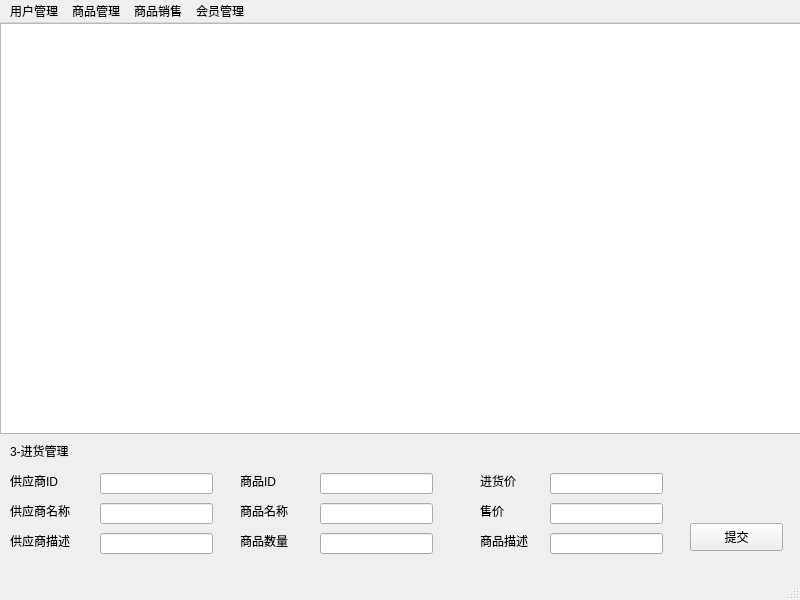
Qt form ShopManagementSystem/mainpage.ui (ZashJie/MarketManagementSystem) before a commit.
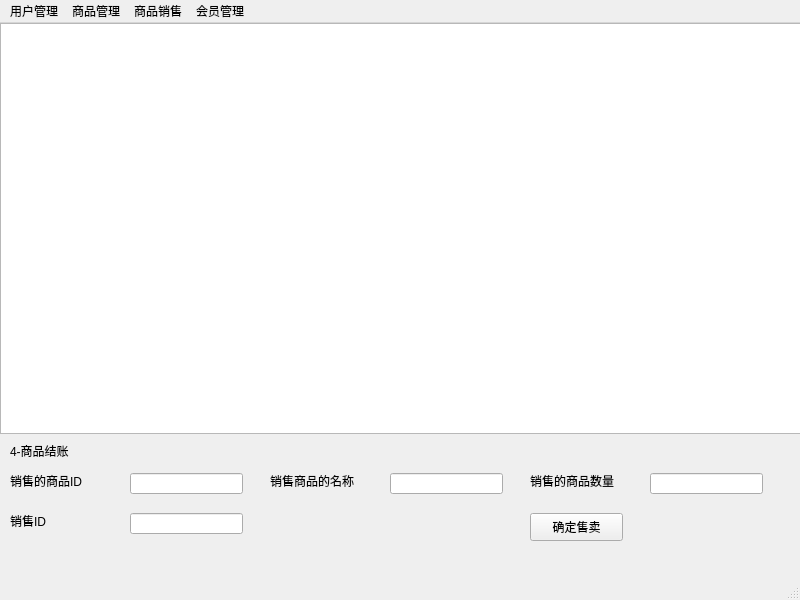
The same form after that commit.

What changed in the file:
```diff
--- a/ShopManagementSystem/mainpage.ui
+++ b/ShopManagementSystem/mainpage.ui
@@ -24,7 +24,7 @@
      </rect>
     </property>
     <property name="currentIndex">
-     <number>3</number>
+     <number>4</number>
     </property>
     <widget class="QWidget" name="page"/>
     <widget class="QWidget" name="page_2">
@@ -492,6 +492,126 @@
       </property>
      </widget>
     </widget>
+    <widget class="QWidget" name="page_5">
+     <widget class="QLabel" name="label_21">
+      <property name="geometry">
+       <rect>
+        <x>10</x>
+        <y>10</y>
+        <width>81</width>
+        <height>16</height>
+       </rect>
+      </property>
+      <property name="text">
+       <string>4-商品结账</string>
+      </property>
+     </widget>
+     <widget class="QLabel" name="label_22">
+      <property name="geometry">
+       <rect>
+        <x>10</x>
+        <y>40</y>
+        <width>101</width>
+        <height>16</height>
+       </rect>
+      </property>
+      <property name="text">
+       <string>销售的商品ID</string>
+      </property>
+     </widget>
+     <widget class="QLabel" name="label_23">
+      <property name="geometry">
+       <rect>
+        <x>530</x>
+        <y>40</y>
+        <width>111</width>
+        <height>16</height>
+       </rect>
+      </property>
+      <property name="text">
+       <string>销售的商品数量</string>
+      </property>
+     </widget>
+     <widget class="QLabel" name="label_24">
+      <property name="geometry">
+       <rect>
+        <x>270</x>
+        <y>40</y>
+        <width>111</width>
+        <height>16</height>
+       </rect>
+      </property>
+      <property name="text">
+       <string>销售商品的名称</string>
+      </property>
+     </widget>
+     <widget class="QLineEdit" name="lineEdit4_goodsid">
+      <property name="geometry">
+       <rect>
+        <x>130</x>
+        <y>40</y>
+        <width>113</width>
+        <height>21</height>
+       </rect>
+      </property>
+     </widget>
+     <widget class="QLineEdit" name="lineEdit4_goodsname">
+      <property name="geometry">
+       <rect>
+        <x>390</x>
+        <y>40</y>
+        <width>113</width>
+        <height>21</height>
+       </rect>
+      </property>
+     </widget>
+     <widget class="QLineEdit" name="lineEdit4_goods_num">
+      <property name="geometry">
+       <rect>
+        <x>650</x>
+        <y>40</y>
+        <width>113</width>
+        <height>21</height>
+       </rect>
+      </property>
+     </widget>
+     <widget class="QPushButton" name="pushButton4_sale">
+      <property name="geometry">
+       <rect>
+        <x>530</x>
+        <y>80</y>
+        <width>93</width>
+        <height>28</height>
+       </rect>
+      </property>
+      <property name="text">
+       <string>确定售卖</string>
+      </property>
+     </widget>
+     <widget class="QLabel" name="label_25">
+      <property name="geometry">
+       <rect>
+        <x>10</x>
+        <y>80</y>
+        <width>101</width>
+        <height>16</height>
+       </rect>
+      </property>
+      <property name="text">
+       <string>销售ID</string>
+      </property>
+     </widget>
+     <widget class="QLineEdit" name="lineEdit4_salesid">
+      <property name="geometry">
+       <rect>
+        <x>130</x>
+        <y>80</y>
+        <width>113</width>
+        <height>21</height>
+       </rect>
+      </property>
+     </widget>
+    </widget>
    </widget>
    <widget class="QTableView" name="shopTable">
     <property name="geometry">
```
Left out of the diff: 27 changed lines with no effect on the pictures.
